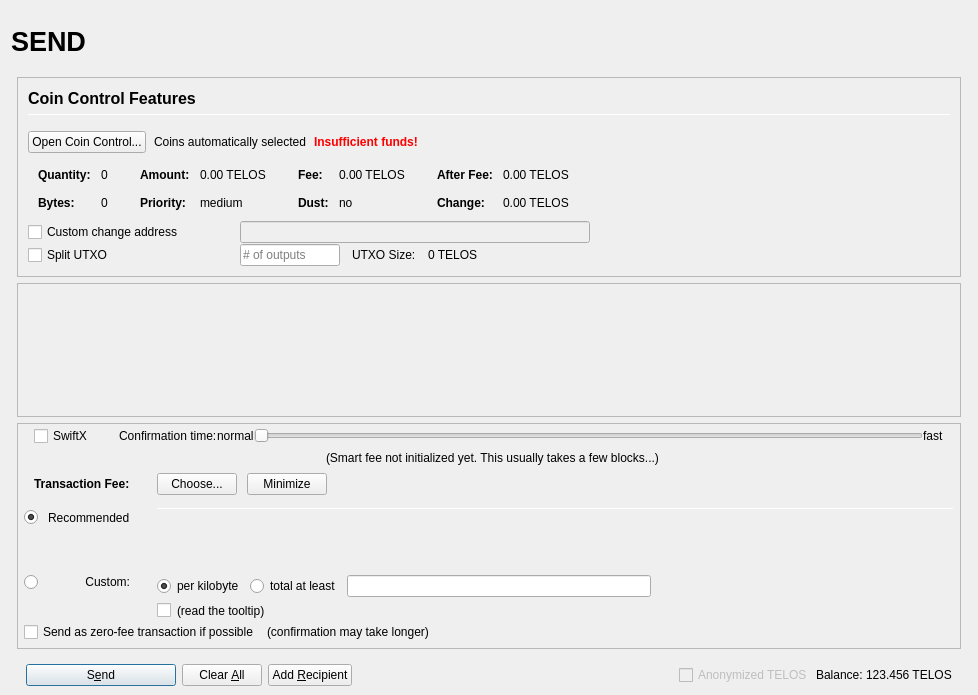
This is src/qt/forms/sendcoinsdialog.ui in phoenixkonsole/papara as Qt 5 draws it before an edit. The edited form follows.
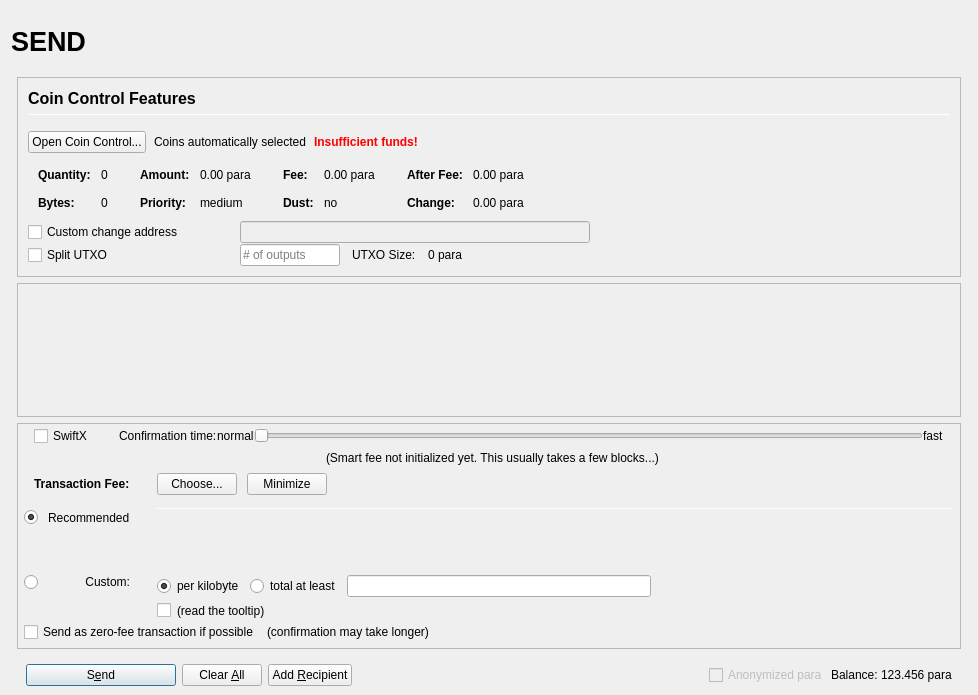
This is the edited form. Icons and pictures are not drawn. Custom widgets are drawn as their Qt base class.

Patch:
```diff
--- a/src/qt/forms/sendcoinsdialog.ui
+++ b/src/qt/forms/sendcoinsdialog.ui
@@ -457,7 +457,7 @@
                         <enum>Qt::ActionsContextMenu</enum>
                        </property>
                        <property name="text">
-                        <string notr="true">0.00 TELOS</string>
+                        <string notr="true">0.00 para</string>
                        </property>
                        <property name="textInteractionFlags">
                         <set>Qt::LinksAccessibleByMouse|Qt::TextSelectableByKeyboard|Qt::TextSelectableByMouse</set>
@@ -537,7 +537,7 @@
                         <enum>Qt::ActionsContextMenu</enum>
                        </property>
                        <property name="text">
-                        <string notr="true">0.00 TELOS</string>
+                        <string notr="true">0.00 para</string>
                        </property>
                        <property name="textInteractionFlags">
                         <set>Qt::LinksAccessibleByMouse|Qt::TextSelectableByKeyboard|Qt::TextSelectableByMouse</set>
@@ -617,7 +617,7 @@
                         <enum>Qt::ActionsContextMenu</enum>
                        </property>
                        <property name="text">
-                        <string notr="true">0.00 TELOS</string>
+                        <string notr="true">0.00 para</string>
                        </property>
                        <property name="textInteractionFlags">
                         <set>Qt::LinksAccessibleByMouse|Qt::TextSelectableByKeyboard|Qt::TextSelectableByMouse</set>
@@ -646,7 +646,7 @@
                         <enum>Qt::ActionsContextMenu</enum>
                        </property>
                        <property name="text">
-                        <string notr="true">0.00 TELOS</string>
+                        <string notr="true">0.00 para</string>
                        </property>
                        <property name="textInteractionFlags">
                         <set>Qt::LinksAccessibleByMouse|Qt::TextSelectableByKeyboard|Qt::TextSelectableByMouse</set>
@@ -813,7 +813,7 @@
                 <item>
                  <widget class="QLabel" name="labelBlockSize">
                   <property name="text">
-                   <string>0 TELOS</string>
+                   <string>0 para</string>
                   </property>
                  </widget>
                 </item>
@@ -1651,7 +1651,7 @@
                 <bool>false</bool>
                </property>
                <property name="text">
-                <string>Anonymized TELOS</string>
+                <string>Anonymized para</string>
                </property>
               </widget>
              </item>
@@ -1674,7 +1674,7 @@
                 <cursorShape>IBeamCursor</cursorShape>
                </property>
                <property name="text">
-                <string notr="true">123.456 TELOS</string>
+                <string notr="true">123.456 para</string>
                </property>
                <property name="textInteractionFlags">
                 <set>Qt::LinksAccessibleByMouse|Qt::TextSelectableByKeyboard|Qt::TextSelectableByMouse</set>
```
Left out of the diff: 12 changed lines with no effect on the pictures.
